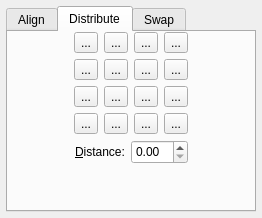
First picture: the form in scribus/ui/aligndistribute.ui, repository scribusproject/scribus, before the edit.
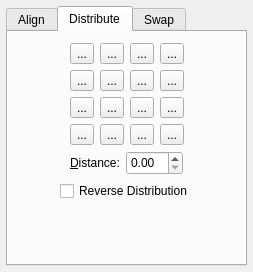
Second picture: the form after the edit. The open tabs and pages were chosen to show the change. Custom widgets are drawn as their Qt base class.

Commit message: #7981: Allow reverse distribution when distributing by a set value

Diff of the .ui file:
```diff
--- a/scribus/ui/aligndistribute.ui
+++ b/scribus/ui/aligndistribute.ui
@@ -9,8 +9,8 @@
    <rect>
     <x>0</x>
     <y>0</y>
-    <width>262</width>
-    <height>218</height>
+    <width>253</width>
+    <height>272</height>
    </rect>
   </property>
   <property name="minimumSize">
@@ -259,10 +259,7 @@
       <attribute name="title">
        <string>Distribute</string>
       </attribute>
-      <layout class="QVBoxLayout">
-       <property name="margin">
-        <number>0</number>
-       </property>
+      <layout class="QVBoxLayout" name="verticalLayout_2">
        <item>
         <layout class="QHBoxLayout">
          <item>
@@ -493,6 +490,49 @@
          </item>
         </layout>
        </item>
+       <item>
+        <layout class="QHBoxLayout" name="horizontalLayout_2">
+         <item>
+          <spacer name="spacer">
+           <property name="orientation">
+            <enum>Qt::Horizontal</enum>
+           </property>
+           <property name="sizeType">
+            <enum>QSizePolicy::Expanding</enum>
+           </property>
+           <property name="sizeHint" stdset="0">
+            <size>
+             <width>40</width>
+             <height>20</height>
+            </size>
+           </property>
+          </spacer>
+         </item>
+         <item>
+          <widget class="QCheckBox" name="reverseDistributionCheckBox">
+           <property name="text">
+            <string>Reverse Distribution</string>
+           </property>
+          </widget>
+         </item>
+         <item>
+          <spacer name="spacer_2">
+           <property name="orientation">
+            <enum>Qt::Horizontal</enum>
+           </property>
+           <property name="sizeType">
+            <enum>QSizePolicy::Expanding</enum>
+           </property>
+           <property name="sizeHint" stdset="0">
+            <size>
+             <width>40</width>
+             <height>20</height>
+            </size>
+           </property>
+          </spacer>
+         </item>
+        </layout>
+       </item>
        <item>
         <spacer>
          <property name="orientation">
@@ -504,7 +544,7 @@
          <property name="sizeHint" stdset="0">
           <size>
            <width>20</width>
-           <height>16</height>
+           <height>0</height>
           </size>
          </property>
         </spacer>
```
Left out of the diff: 4 changed lines with no effect on the pictures. The commit also changes 3 other files.
